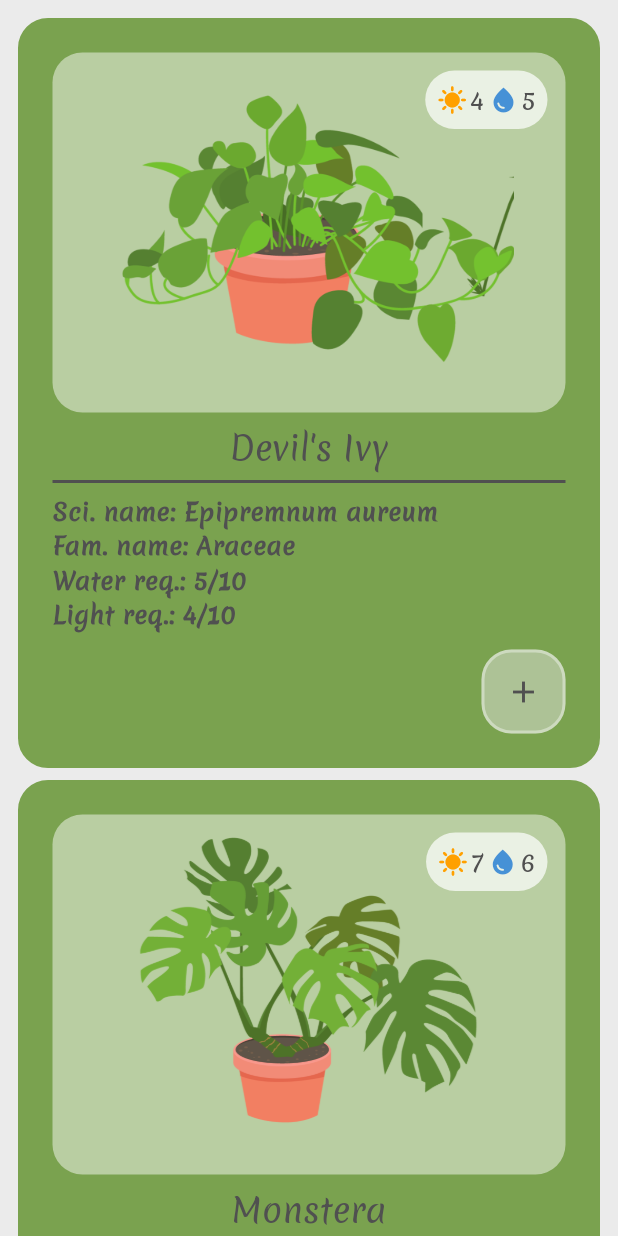
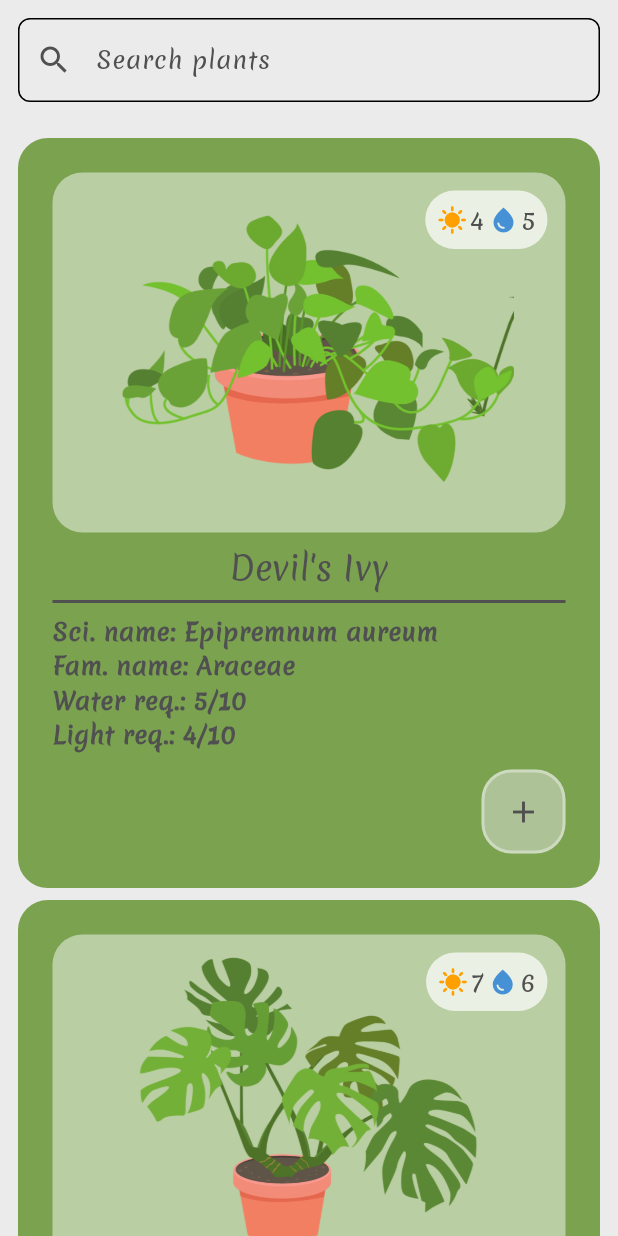
Before and after one commit to my-happy-plants-project-2/My-Happy-Plants-Frontend, a Flutter app: the PlantLibraryPage screen opened directly, on a phone screen of 412 x 824 dp. Run offline on Flutter 3.47's test engine with Material 3 defaults, Android fonts, the phone set to English and light mode, and no system bars.

Commit message:
Search for plants in library page

```diff
--- a/Frontend/lib/pages/plant_library_page.dart
+++ b/Frontend/lib/pages/plant_library_page.dart
@@ -151,30 +151,67 @@ class PlantLibraryPage extends StatefulWidget {
 }
 
 class _PlantLibraryPageState extends State<PlantLibraryPage> {
+  TextEditingController _searchController = TextEditingController();
+  List<Plant> _filteredPlants = [];
+
   @override
   void initState() {
     super.initState();
     final plantProvider = Provider.of<PlantProvider>(context, listen: false);
     plantProvider.fillLibraryList(widget.plants);
+    _filteredPlants =widget.plants;
   }
+
+
+    void _filterPlants(String query){
+      setState(() {
+        _filteredPlants = widget.plants
+            .where((plant) =>
+               plant.commonName.toLowerCase().contains(query.toLowerCase()) || plant.scientificName.toLowerCase().contains(query.toLowerCase()))
+            .toList();
+      });
+    }
+
+
+
   @override
   Widget build(BuildContext context) {
     return Scaffold(
       backgroundColor: Theme.of(context).colorScheme.surface.withAlpha(200),
-      body: SingleChildScrollView(
+      body: Column(
+        children: [
+          Padding(
+            padding: const EdgeInsets.all(12),
+            child: TextField(
+              controller: _searchController,
+              onChanged: _filterPlants,
+              decoration: InputDecoration(
+                hintText: 'Search plants',
+                prefixIcon: Icon(Icons.search),
+                border: OutlineInputBorder(
+                  borderRadius: BorderRadius.circular(8)
+                ),
+              ),
+            ),
+          ),
+          Expanded(
+            child: SingleChildScrollView(
               child: Padding(
                 padding: const EdgeInsets.all(12),
                 child: Center(
                   child: Wrap(
                     spacing: 8.0,
                     runSpacing: 8.0,
-              children: List.generate(widget.plants.length, (index) {
-                return PlantLibraryCard(plant: widget.plants[index]);
+                    children: List.generate(_filteredPlants.length, (index) {
+                      return PlantLibraryCard(plant: _filteredPlants[index]);
                     }),
                   ),
                 ),
               ),
             ),
+          ),
+        ],
+      ),
     );
   }
 }
```
Lines whose indentation alone changed are shown as unchanged.
